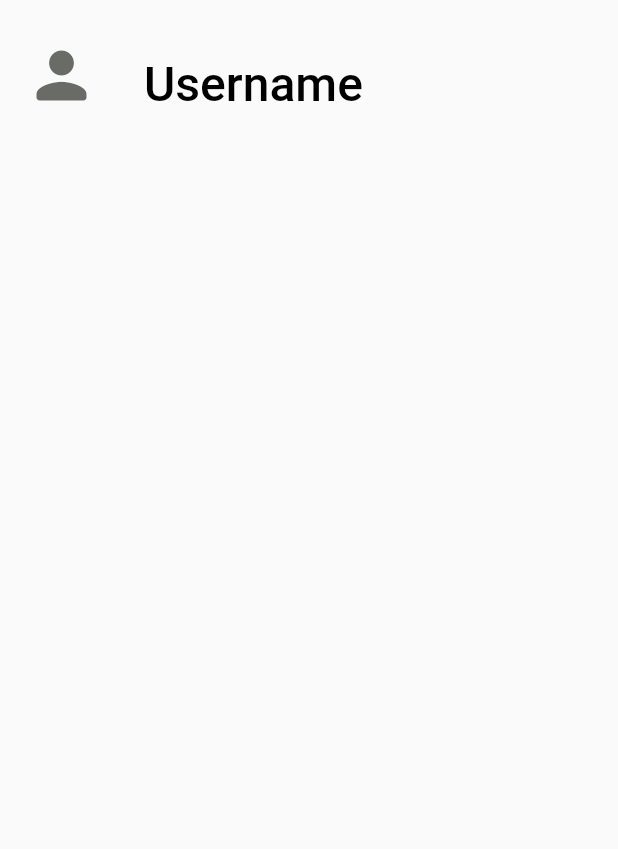
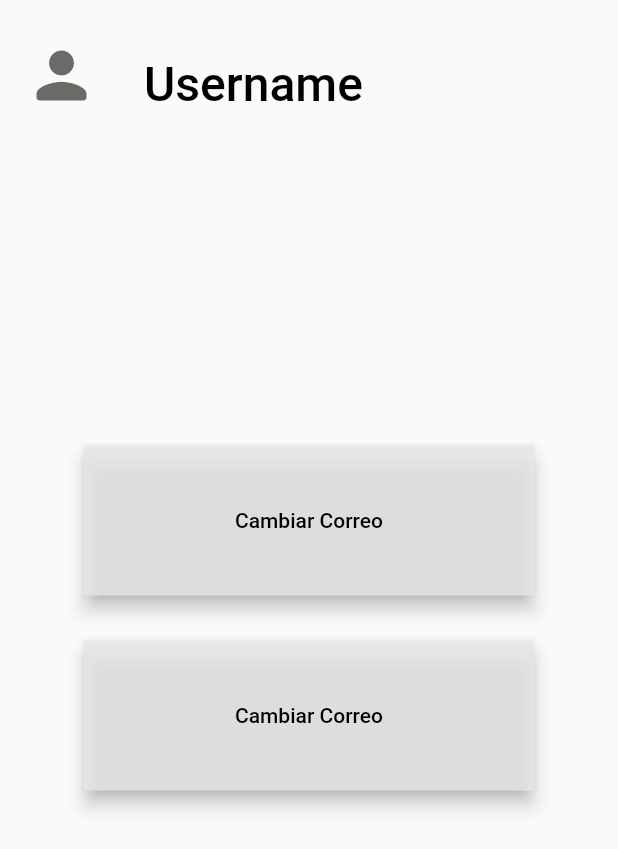
Before and after one commit to SrDiefer/username_appmovil, a Flutter app: the screen it shows after launch, on a phone screen of 412 x 824 dp. Shown: the top 849 px of the screen. Run offline on Flutter 3.47's test engine with Material 2 defaults, Android fonts, the light colour scheme and no system bars.

Commit message:
Nueva version

```diff
--- a/lib/main.dart
+++ b/lib/main.dart
@@ -13,7 +13,6 @@ class MyApp extends StatelessWidget {
   @override
   Widget build(BuildContext context) {
 
-    // final ThemeData themeData;
 
   PreferredSizeWidget appBar =  AppBar(
     backgroundColor: Colors.white,
@@ -28,43 +27,50 @@ class MyApp extends StatelessWidget {
               ),
       ],
     ),
-
-    //  const Text("Username",
-    //   style: TextStyle(color: Colors.black, fontSize: 32),
-    //  ),
-    // leadingWidth: 80,
-    // titleSpacing: 30,   // Centrar el
-    // leading: const Icon(
-    //           Icons.person_rounded, color: Color.fromARGB(201, 66, 68, 64), size: 50.0,),
-    // leading:  // Icono a la izquierda
     forceMaterialTransparency: true,
     toolbarHeight: 100,
   );
 
+  Widget filledButton = FilledButton.tonal(
+    onPressed: () {  },
+    style: const ButtonStyle(
+        shape: MaterialStatePropertyAll(LinearBorder.none)),
+    child: const Text('Cambiar Correo'),
+    );
 
 
-    // toolbarHeight: 70.0,
-    //  title: const Row(
 
-    //         children: [
-    //           Icon(Icons.person_forounded), // Replace with your desired icon
 
-    //           Expanded(child:Center(
-    //             child: Text(
-    //               'Username'
-    //             ),
-    //           ),)// Add spacing between icon and text
-
-    //         ],
-    //  ),
 
 
     return MaterialApp(
+      theme: ThemeData(
+        primarySwatch: Colors.orange,
+        filledButtonTheme: const FilledButtonThemeData(style: ButtonStyle(
+          backgroundColor: MaterialStatePropertyAll(Color.fromARGB(206, 230, 230, 230)),
+          fixedSize: MaterialStatePropertyAll(Size(300, 100)),
+          elevation: MaterialStatePropertyAll(5)
+
+          )
+        )
+      ),
       title: 'Username',
       debugShowCheckedModeBanner: false,
       home: Scaffold(
         appBar: appBar,
+        body:
+        Center(
+          child: Column(children:
+        [
+          filledButton,
+          const SizedBox(height: 30,),
+          filledButton,
+          const SizedBox(height: 100,)
 
+        ],
+        mainAxisAlignment: MainAxisAlignment.center,
+        ) ,
+        )
       ),
 
     );
```
